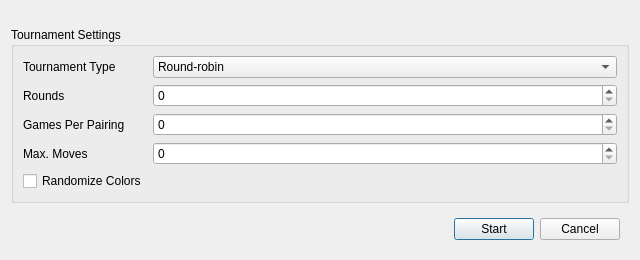
Old version of the form app/tournament_dialog.ui in the repository neluj/Xake.
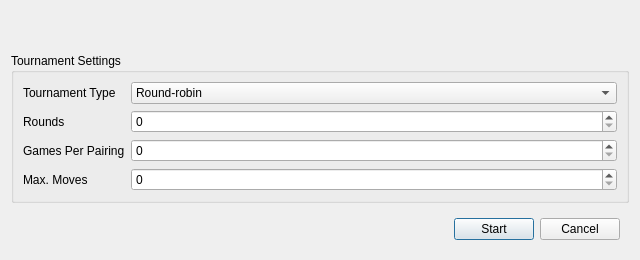
New version of the form. Custom widgets are drawn as their Qt base class.

Commit message: Remove random tournament color assignment

What changed in the file:
```diff
--- a/app/tournament_dialog.ui
+++ b/app/tournament_dialog.ui
@@ -86,13 +86,6 @@
       <item row="3" column="1">
        <widget class="QSpinBox" name="maxMovesSpin"/>
       </item>
-      <item row="4" column="0">
-       <widget class="QCheckBox" name="randomizeColorsCheck">
-        <property name="text">
-         <string>Randomize Colors</string>
-        </property>
-       </widget>
-      </item>
      </layout>
     </widget>
    </item>
```
The commit also changes 4 other files.
